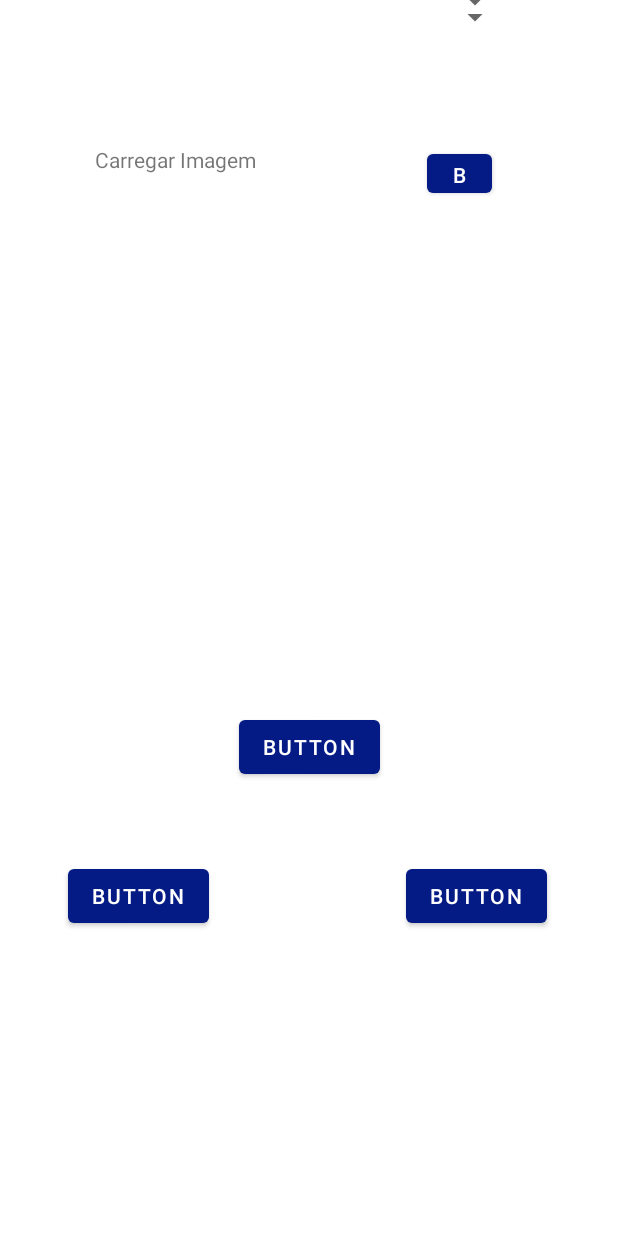
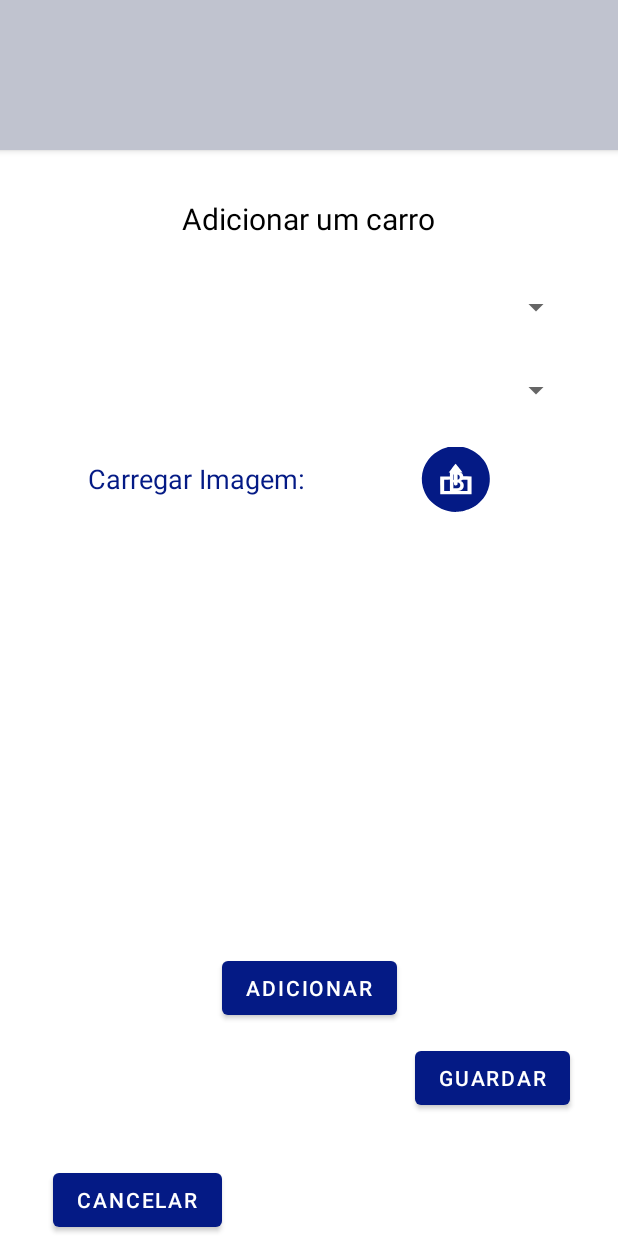
Before and after one commit to flavioafernandes/projeto_cm, an Android app: the layout fragment_add_veiculo.xml on its own in the app's theme, with its tools: preview values and no code run, on a phone screen of 412 x 824 dp. Run offline under Robolectric (Android 15) with nearby library versions, the phone set to English and light mode, and no system bars.

Commit message:
Corrigir transição para main page Adicionar asynk on na main page
corrigir layouts

```diff
--- a/app/src/main/java/com/example/projectcm/activities/LoggedInActivity.java
+++ b/app/src/main/java/com/example/projectcm/activities/LoggedInActivity.java
@@ -28,11 +28,11 @@ public class LoggedInActivity extends AppCompatActivity implements MainPage.OnMa
         super.onCreate(savedInstanceState);
 
         Intent intent = getIntent();
-        String usedmail = intent.getStringExtra("email");
+        //String usedmail = intent.getStringExtra("email");
         Bundle b = intent.getExtras();
         userID = b.getInt("userID");
         setContentView(R.layout.activity_logged_in_);
-        MainPage mainPage = MainPage.newInstance(usedmail, userID);
+        MainPage mainPage = MainPage.newInstance(userID);
         //AddVeiculo addVeiculo = AddVeiculo.newInstance(usedmail, usedmail);
         FragmentTransaction fragmentTransaction = getSupportFragmentManager().beginTransaction();
         fragmentTransaction.add(R.id.loggedIn,mainPage,"mainpage");
--- /dev/null
+++ b/app/src/main/res/drawable/ic_upload.xml
@@ -0,0 +1,10 @@
+<vector xmlns:android="http://schemas.android.com/apk/res/android"
+    android:width="414dp"
+    android:height="388dp"
+    android:viewportWidth="414"
+    android:viewportHeight="388">
+    <path
+        android:pathData="M154,2.5c-14.4,3.9 -23.9,7.6 -35.4,13.5 -27.6,14.2 -48.4,31.3 -68.6,56.6 -5.5,6.9 -15.6,23.8 -20.6,34.4 -5.2,11.1 -6.2,13.7 -9.4,23.5 -11.5,35.9 -12.7,74.9 -3.4,109.5 12.5,47 36.2,80.8 78.9,112.8 4.5,3.3 18.3,11.2 26.9,15.2 25.5,12.1 51,18 82.1,19.3 6.5,0.2 35.1,-3.1 45.2,-5.3 13,-2.8 45.3,-15.1 45.3,-17.2 0,-0.5 0.4,-0.7 0.8,-0.4 0.5,0.3 2.5,-0.6 4.5,-1.9 2,-1.4 3.9,-2.5 4.2,-2.5 1.1,-0 17.2,-10.9 23.2,-15.7 16.6,-13.3 35.7,-35.3 46.6,-53.6 6.7,-11.3 11.9,-22.6 11.1,-24 -0.4,-0.6 -0.3,-0.9 0.1,-0.4 1.9,1.6 10.1,-24.5 13.4,-42.3 4,-22.1 3.5,-48.5 -1.4,-72.2 -5.3,-25.7 -17.5,-54.3 -30.9,-72.6 -28.5,-38.9 -65.8,-65.4 -108.1,-76.7 -9.2,-2.4 -9.7,-2.4 -52.6,-2.4 -42.4,-0 -43.6,0.1 -51.9,2.4zM218,116.4c6.9,9 12.9,16.1 13.4,15.8 0.5,-0.3 0.6,-0 0.2,0.6 -0.3,0.6 -0.1,1.6 0.6,2.4 2.3,2.4 12.8,16.5 12.8,17.2 0,0.3 -6.6,0.6 -14.6,0.6l-14.7,-0 0.4,21.7c0.2,12 0.3,28 0.1,35.6 -0.2,13.8 -0.2,13.9 -3.1,16.8 -5.1,5.1 -14.7,3.3 -17,-3.2 -0.7,-2.1 -1.1,-14.9 -1.1,-37l0,-33.9 -15,-0c-8.2,-0 -15,-0.2 -15,-0.5 0,-0.3 7.7,-10.5 17.1,-22.7 9.5,-12.3 18.3,-24 19.7,-26.1 1.3,-2 2.7,-3.7 3.1,-3.7 0.3,-0 6.2,7.4 13.1,16.4zM176.6,176.5c0.7,0.2 1,3.6 1,9.2l-0.1,8.8 -19.2,0.3 -19.3,0.2 0,33.5 0,33.5 67,-0 67,-0 0,-33.5 0,-33.5 -17.4,-0 -17.5,-0 -0.3,-9.6c-0.2,-5.9 0.1,-9.8 0.7,-10 0.6,-0.3 13.8,-0.3 29.5,-0.2l28.5,0.3 0,53 0,53 -90,-0 -90,-0 -0.3,-52c-0.1,-28.6 0,-52.5 0.2,-53.1 0.3,-0.7 9.6,-0.9 29.7,-0.7 16.2,0.3 29.9,0.6 30.5,0.8z"
+        android:fillColor="@color/blue_app"
+        android:strokeColor="#00000000"/>
+</vector>
--- a/app/src/main/res/layout/fragment_add_veiculo.xml
+++ b/app/src/main/res/layout/fragment_add_veiculo.xml
@@ -7,100 +7,132 @@
     android:layout_height="match_parent"
     tools:context=".fragments.AddVeiculo">
 
+    <View
+        android:id="@+id/group_42731"
+        android:layout_width="415dp"
+        android:layout_height="100dp"
+        android:layout_alignParentLeft="true"
+        android:layout_alignParentTop="true"
+        android:background="#C0C3CF"
+        android:elevation="3dp"
+        app:layout_constraintEnd_toEndOf="parent"
+        app:layout_constraintStart_toStartOf="parent"
+        app:layout_constraintTop_toTopOf="parent" />
+
     <Spinner
         android:id="@+id/spinnerModel"
-        android:layout_width="269dp"
-        android:layout_height="22dp"
+        android:layout_width="350dp"
+        android:layout_height="35dp"
+        android:layout_marginTop="20dp"
         app:layout_constraintEnd_toEndOf="parent"
+        app:layout_constraintHorizontal_bias="0.504"
         app:layout_constraintStart_toStartOf="parent"
-        tools:layout_editor_absoluteY="142dp" />
+        app:layout_constraintTop_toBottomOf="@+id/spinnerMake" />
 
     <Spinner
         android:id="@+id/spinnerMake"
-        android:layout_width="269dp"
-        android:layout_height="22dp"
-        app:layout_constraintBottom_toTopOf="@+id/spinnerModel"
+        android:layout_width="350dp"
+        android:layout_height="35dp"
+        android:layout_marginTop="24dp"
         app:layout_constraintEnd_toEndOf="parent"
+        app:layout_constraintHorizontal_bias="0.504"
         app:layout_constraintStart_toStartOf="parent"
-        app:layout_constraintTop_toTopOf="parent" />
+        app:layout_constraintTop_toBottomOf="@+id/Adicionar_carro_text" />
 
     <TextView
         android:id="@+id/textView3"
         android:layout_width="191dp"
         android:layout_height="42dp"
-        android:layout_marginTop="72dp"
-        android:text="Carregar Imagem"
-        app:layout_constraintBottom_toBottomOf="parent"
+        android:layout_marginTop="20dp"
+        android:gravity="center"
+        android:text="@string/carregar_imagem"
+        android:textColor="@color/blue_app"
+        android:textSize="18sp"
         app:layout_constraintEnd_toStartOf="@+id/buttonAddImage"
-        app:layout_constraintHorizontal_bias="0.677"
+        app:layout_constraintHorizontal_bias="0.397"
         app:layout_constraintStart_toStartOf="parent"
-        app:layout_constraintTop_toBottomOf="@+id/spinnerModel"
-        app:layout_constraintVertical_bias="0.004" />
+        app:layout_constraintTop_toBottomOf="@+id/spinnerModel" />
 
     <Button
         android:id="@+id/buttonAddImage"
-        android:layout_width="43dp"
-        android:layout_height="38dp"
+        android:layout_width="48dp"
+        android:layout_height="43dp"
         android:layout_marginEnd="84dp"
         android:text="Button"
+        android:background="@drawable/ic_upload"
+        app:autoSizeMaxTextSize="100sp"
+        app:autoSizeMinTextSize="18sp"
+        app:autoSizeTextType="uniform"
         app:layout_constraintBottom_toBottomOf="@+id/textView3"
         app:layout_constraintEnd_toEndOf="parent"
         app:layout_constraintTop_toTopOf="@+id/textView3"
         app:layout_constraintVertical_bias="0.0" />
 
     <Button
-        android:id="@+id/button4"
+        android:id="@+id/Adicionar_caracteristica"
         android:layout_width="wrap_content"
         android:layout_height="wrap_content"
-        android:layout_marginTop="48dp"
-        android:text="Button"
         app:layout_constraintBottom_toBottomOf="parent"
+        android:layout_marginTop="16dp"
+        android:text="@string/adicionar"
         app:layout_constraintEnd_toEndOf="parent"
         app:layout_constraintStart_toStartOf="parent"
         app:layout_constraintTop_toBottomOf="@+id/scrollView2"
         app:layout_constraintVertical_bias="0.0" />
 
     <Button
-        android:id="@+id/button5"
+        android:id="@+id/Cancelar"
         android:layout_width="wrap_content"
         android:layout_height="wrap_content"
         android:layout_marginStart="40dp"
-        android:layout_marginTop="24dp"
-        android:text="Button"
+        android:layout_marginTop="12dp"
+        android:text="@string/cancelar"
         app:layout_constraintBottom_toBottomOf="parent"
-        app:layout_constraintEnd_toStartOf="@+id/button4"
-        app:layout_constraintHorizontal_bias="0.202"
+        app:layout_constraintEnd_toStartOf="@+id/Adicionar_caracteristica"
+        app:layout_constraintHorizontal_bias="1.0"
         app:layout_constraintStart_toStartOf="parent"
         app:layout_constraintTop_toBottomOf="@+id/button4"
-        app:layout_constraintVertical_bias="0.117" />
+        app:layout_constraintVertical_bias="1.0" />
 
     <Button
-        android:id="@+id/button6"
+        android:id="@+id/Guardar"
         android:layout_width="wrap_content"
         android:layout_height="wrap_content"
+        android:layout_marginTop="12dp"
         android:layout_marginEnd="32dp"
-        android:text="Button"
-        app:layout_constraintBottom_toBottomOf="@+id/button5"
+        android:text="Guardar"
         app:layout_constraintEnd_toEndOf="parent"
-        app:layout_constraintHorizontal_bias="0.529"
-        app:layout_constraintStart_toEndOf="@+id/button4"
-        app:layout_constraintTop_toBottomOf="@+id/button4"
+        app:layout_constraintHorizontal_bias="1.0"
+        app:layout_constraintStart_toEndOf="@+id/Adicionar_caracteristica"
+        app:layout_constraintTop_toBottomOf="@+id/Adicionar_caracteristica"
         app:layout_constraintVertical_bias="1.0" />
 
     <ScrollView
         android:id="@+id/scrollView2"
-        android:layout_width="291dp"
+        android:layout_width="350dp"
         android:layout_height="228dp"
         app:layout_constraintBottom_toBottomOf="parent"
+        android:layout_marginTop="20dp"
         app:layout_constraintEnd_toEndOf="parent"
+        app:layout_constraintHorizontal_bias="0.5"
         app:layout_constraintStart_toStartOf="parent"
         app:layout_constraintTop_toBottomOf="@+id/textView3"
         app:layout_constraintVertical_bias="0.13">
-
-        <LinearLayout
-            android:layout_width="match_parent"
-            android:layout_height="wrap_content"
-            android:orientation="vertical" />
+        app:layout_constraintTop_toBottomOf="@+id/textView3">
     </ScrollView>
 
+    <TextView
+        android:id="@+id/Adicionar_carro_text"
+        android:layout_width="350dp"
+        android:layout_height="35dp"
+        android:layout_marginTop="28dp"
+        android:gravity="center"
+        android:text="@string/adicionarcarro"
+        android:textColor="#000000"
+        android:textSize="20sp"
+        app:layout_constraintEnd_toEndOf="parent"
+        app:layout_constraintHorizontal_bias="0.495"
+        app:layout_constraintStart_toStartOf="parent"
+        app:layout_constraintTop_toBottomOf="@+id/group_42731" />
+
 </androidx.constraintlayout.widget.ConstraintLayout>
--- a/app/src/main/res/values/strings.xml
+++ b/app/src/main/res/values/strings.xml
@@ -11,4 +11,9 @@
     <string name="inserir_password">Insira uma password</string>
     <string name="register">register</string>
     <string name="register_to_autohub">Registar no AutoHub</string>
+    <string name="plus">+</string>
+    <string name="carregar_imagem">Carregar Imagem:</string>
+    <string name="adicionarcarro">Adicionar um carro</string>
+    <string name="adicionar">Adicionar</string>
+    <string name="cancelar">Cancelar</string>
 </resources>
```
Also changed, not shown: app/src/main/java/com/example/projectcm/fragments/MainPage.java (+34 -33 lines), app/src/main/res/drawable/ic_.xml (added, +9 -0 lines), app/src/main/res/layout/caritem.xml (+2 -10 lines), app/src/main/res/layout/fragment_main_page.xml (+25 -11 lines).
